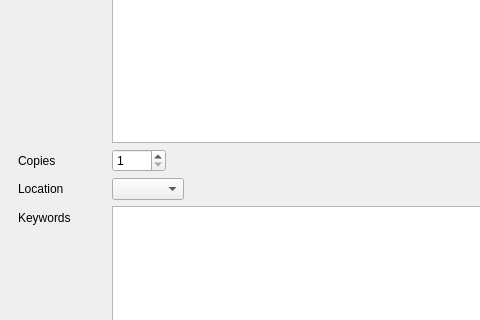
Old version of the form allinfo.ui in the repository textbrowser/biblioteq; both pictures show x 0 to 480 and y 512 to 832 of the 640 by 1002 pixel window.
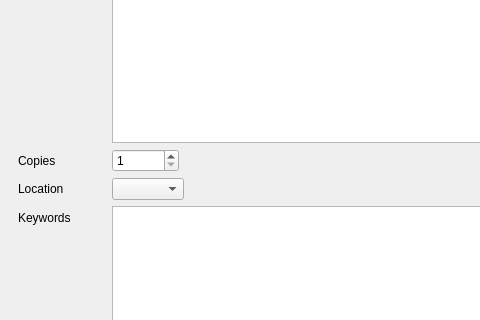
New version of the form. Icons and pictures are not drawn.

The edit to the form file:
```diff
--- a/allinfo.ui
+++ b/allinfo.ui
@@ -32,8 +32,8 @@
         <rect>
          <x>0</x>
          <y>0</y>
-         <width>632</width>
-         <height>963</height>
+         <width>622</width>
+         <height>942</height>
         </rect>
        </property>
        <layout class="QVBoxLayout" name="verticalLayout">
@@ -232,7 +232,7 @@
                 <number>1</number>
                </property>
                <property name="maximum">
-                <number>5000</number>
+                <number>999999999</number>
                </property>
                <property name="value">
                 <number>1</number>
```
